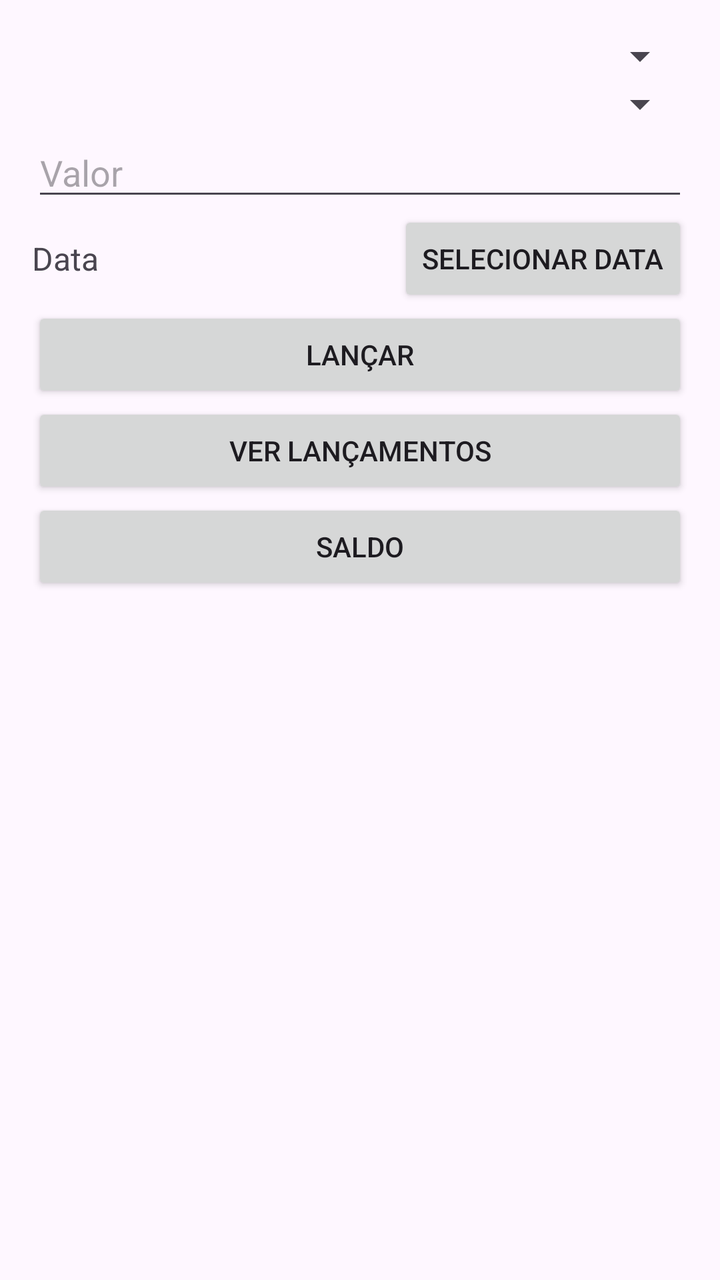
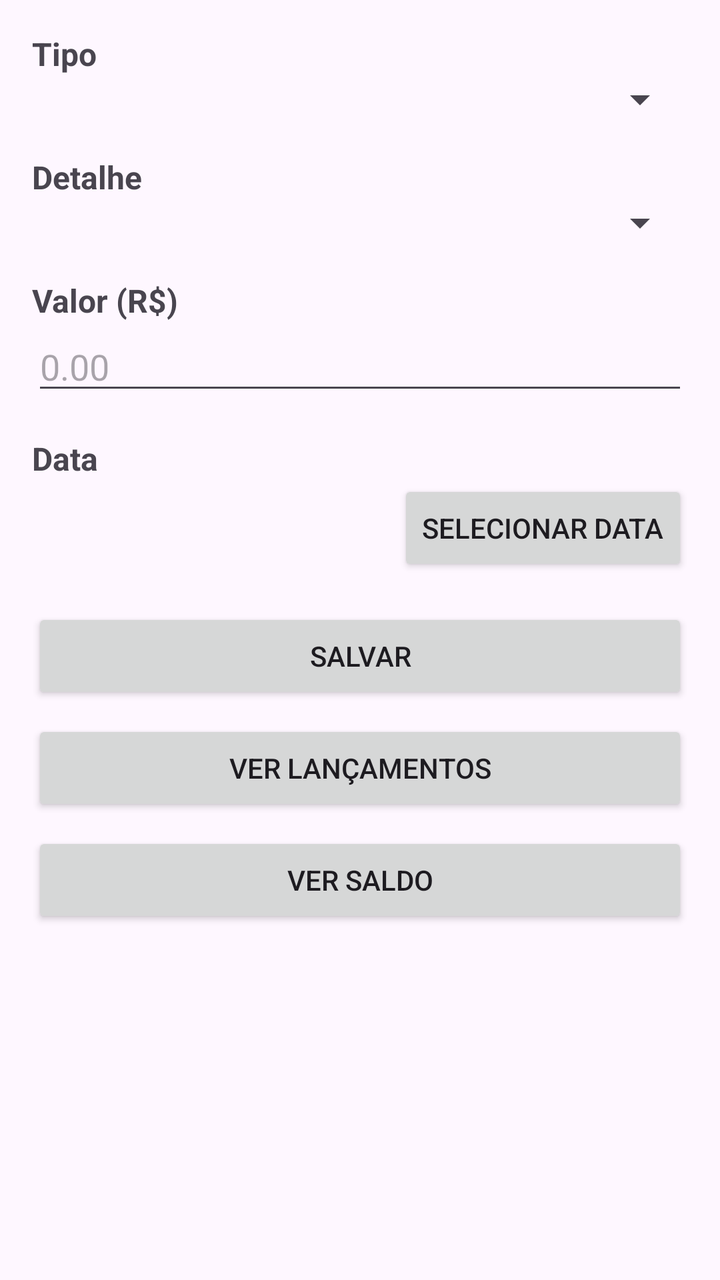

Screens rendered from an Android XML layout before and after an edit, with the pre-edit source and the edit as a unified diff.
<!-- AndroidManifest.xml: application theme Theme.TrabalhoFinalAndroidAplicado -->
<!-- res/layout/activity_main.xml -->
<LinearLayout xmlns:android="http://schemas.android.com/apk/res/android"
    xmlns:app="http://schemas.android.com/apk/res-auto"
    xmlns:tools="http://schemas.android.com/tools"
    android:layout_width="match_parent"
    android:layout_height="match_parent"
    android:orientation="vertical"
    android:padding="16dp"
    tools:context=".MainActivity">

    <Spinner android:id="@+id/spinnerTipo"
        android:layout_width="match_parent"
        android:layout_height="wrap_content" />

    <Spinner android:id="@+id/spinnerDetalhe"
        android:layout_width="match_parent"
        android:layout_height="wrap_content" />

    <EditText android:id="@+id/editValor"
        android:layout_width="match_parent"
        android:layout_height="wrap_content"
        android:hint="Valor"
        android:inputType="numberDecimal" />

    <LinearLayout
        android:layout_width="match_parent"
        android:layout_height="wrap_content"
        android:orientation="horizontal"
        android:gravity="center_vertical">

        <TextView android:id="@+id/textData"
            android:layout_width="0dp"
            android:layout_height="wrap_content"
            android:layout_weight="1"
            android:text="Data"
            android:textSize="16sp" />

        <Button android:id="@+id/btnData"
            android:layout_width="wrap_content"
            android:layout_height="wrap_content"
            android:text="Selecionar Data" />
    </LinearLayout>

    <Button android:id="@+id/btnLancar"
        android:layout_width="match_parent"
        android:layout_height="wrap_content"
        android:text="Lançar" />

    <Button android:id="@+id/btnVerLancamentos"
        android:layout_width="match_parent"
        android:layout_height="wrap_content"
        android:text="Ver Lançamentos" />

    <Button android:id="@+id/btnSaldo"
        android:layout_width="match_parent"
        android:layout_height="wrap_content"
        android:text="Saldo" />
</LinearLayout>
<!-- resources referenced by this layout -->
<resources>
  <style name="Theme.TrabalhoFinalAndroidAplicado" parent="Base.Theme.TrabalhoFinalAndroidAplicado" />
  <style name="Base.Theme.TrabalhoFinalAndroidAplicado" parent="Theme.Material3.DayNight.NoActionBar">
          
          
      </style>
</resources>

<!-- the commit's change to res/layout/activity_main.xml (unified diff, before → after) -->
@@ -1,57 +1,102 @@
-<LinearLayout xmlns:android="http://schemas.android.com/apk/res/android"
-    xmlns:app="http://schemas.android.com/apk/res-auto"
-    xmlns:tools="http://schemas.android.com/tools"
+<?xml version="1.0" encoding="utf-8"?>
+<ScrollView xmlns:android="http://schemas.android.com/apk/res/android"
     android:layout_width="match_parent"
     android:layout_height="match_parent"
-    android:orientation="vertical"
-    android:padding="16dp"
-    tools:context=".MainActivity">
-
-    <Spinner android:id="@+id/spinnerTipo"
-        android:layout_width="match_parent"
-        android:layout_height="wrap_content" />
-
-    <Spinner android:id="@+id/spinnerDetalhe"
-        android:layout_width="match_parent"
-        android:layout_height="wrap_content" />
-
-    <EditText android:id="@+id/editValor"
-        android:layout_width="match_parent"
-        android:layout_height="wrap_content"
-        android:hint="Valor"
-        android:inputType="numberDecimal" />
+    android:padding="16dp">
 
     <LinearLayout
         android:layout_width="match_parent"
         android:layout_height="wrap_content"
-        android:orientation="horizontal"
-        android:gravity="center_vertical">
+        android:orientation="vertical">
 
-        <TextView android:id="@+id/textData"
-            android:layout_width="0dp"
-            android:layout_height="wrap_content"
-            android:layout_weight="1"
-            android:text="Data"
-            android:textSize="16sp" />
-
-        <Button android:id="@+id/btnData"
+        <TextView
             android:layout_width="wrap_content"
             android:layout_height="wrap_content"
-            android:text="Selecionar Data" />
+            android:text="Tipo"
+            android:textSize="16sp"
+            android:textStyle="bold" />
+
+        <Spinner
+            android:id="@+id/spinnerType"
+            android:layout_width="match_parent"
+            android:layout_height="wrap_content"
+            android:layout_marginBottom="16dp" />
+
+        <TextView
+            android:layout_width="wrap_content"
+            android:layout_height="wrap_content"
+            android:text="Detalhe"
+            android:textSize="16sp"
+            android:textStyle="bold" />
+
+        <Spinner
+            android:id="@+id/spinnerDetail"
+            android:layout_width="match_parent"
+            android:layout_height="wrap_content"
+            android:layout_marginBottom="16dp" />
+
+        <TextView
+            android:layout_width="wrap_content"
+            android:layout_height="wrap_content"
+            android:text="Valor (R$)"
+            android:textSize="16sp"
+            android:textStyle="bold" />
+
+        <EditText
+            android:id="@+id/editAmount"
+            android:layout_width="match_parent"
+            android:layout_height="wrap_content"
+            android:layout_marginBottom="16dp"
+            android:hint="0.00"
+            android:inputType="numberDecimal" />
+
+        <TextView
+            android:layout_width="wrap_content"
+            android:layout_height="wrap_content"
+            android:text="Data"
+            android:textSize="16sp"
+            android:textStyle="bold" />
+
+        <LinearLayout
+            android:layout_width="match_parent"
+            android:layout_height="wrap_content"
+            android:layout_marginBottom="16dp"
+            android:gravity="center_vertical"
+            android:orientation="horizontal">
+
+            <TextView
+                android:id="@+id/textDate"
+                android:layout_width="0dp"
+                android:layout_height="wrap_content"
+                android:layout_weight="1" />
+
+            <Button
+                android:id="@+id/btnDate"
+                android:layout_width="wrap_content"
+                android:layout_height="wrap_content"
+                android:layout_marginStart="8dp"
+                android:text="Selecionar Data" />
+        </LinearLayout>
+
+        <Button
+            android:id="@+id/btnSave"
+            android:layout_width="match_parent"
+            android:layout_height="wrap_content"
+            android:text="Salvar" />
+
+        <Button
+            android:id="@+id/btnViewTransactions"
+            android:layout_width="match_parent"
+            android:layout_height="wrap_content"
+            android:layout_marginTop="8dp"
+            android:text="Ver Lançamentos" />
+
+        <Button
+            android:id="@+id/btnBalance"
+            android:layout_width="match_parent"
+            android:layout_height="wrap_content"
+            android:layout_marginTop="8dp"
+            android:text="Ver Saldo" />
+
     </LinearLayout>
-
-    <Button android:id="@+id/btnLancar"
-        android:layout_width="match_parent"
-        android:layout_height="wrap_content"
-        android:text="Lançar" />
-
-    <Button android:id="@+id/btnVerLancamentos"
-        android:layout_width="match_parent"
-        android:layout_height="wrap_content"
-        android:text="Ver Lançamentos" />
-
-    <Button android:id="@+id/btnSaldo"
-        android:layout_width="match_parent"
-        android:layout_height="wrap_content"
-        android:text="Saldo" />
-</LinearLayout>
+</ScrollView>
